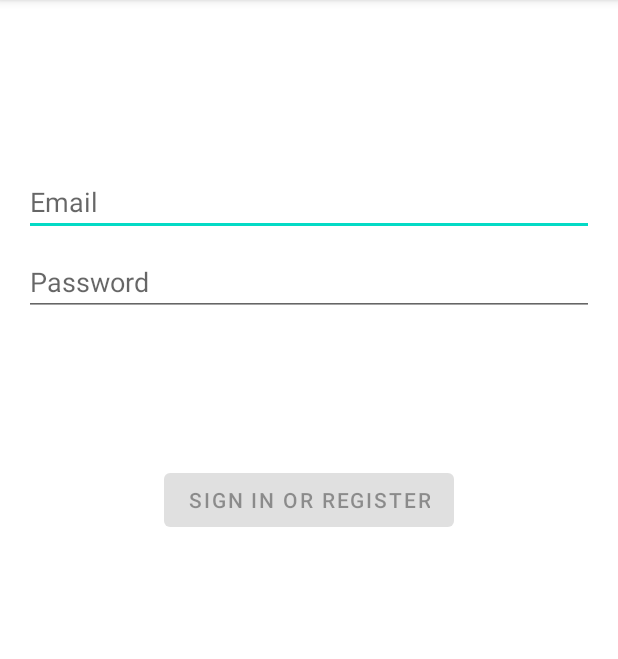
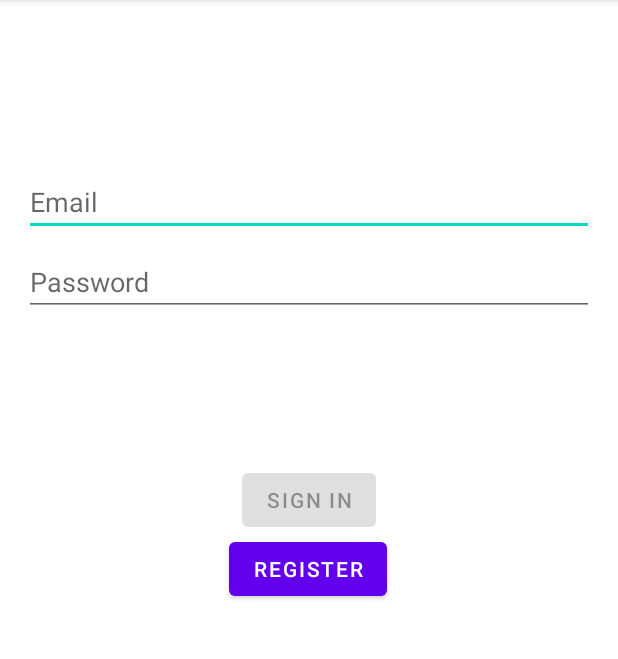
Before and after one commit to franmen05/preschool-android, an Android app: the screen it shows after launch (LoginActivity), on a phone screen of 412 x 824 dp, the part 84-743 px from its top. Run offline under Robolectric (Android 15) with nearby library versions, the phone set to English and light mode, and no system bars.

Commit message:
move to register package

```diff
--- a/app/src/main/AndroidManifest.xml
+++ b/app/src/main/AndroidManifest.xml
@@ -14,7 +14,7 @@
         android:theme="@style/Theme.Preschool"
         tools:targetApi="31">
         <activity
-            android:name=".RegisterActivity"
+            android:name=".ui.register.RegisterActivity"
             android:exported="false"
             android:label="@string/title_activity_register"
             android:theme="@style/Theme.Preschool.NoActionBar" />
--- a/app/src/main/java/com/preschool/ui/login/LoginActivity.kt
+++ b/app/src/main/java/com/preschool/ui/login/LoginActivity.kt
@@ -1,20 +1,21 @@
 package com.preschool.ui.login
 
 import android.app.Activity
-import androidx.lifecycle.Observer
-import androidx.lifecycle.ViewModelProvider
+import android.content.Intent
 import android.os.Bundle
-import androidx.annotation.StringRes
-import androidx.appcompat.app.AppCompatActivity
 import android.text.Editable
 import android.text.TextWatcher
 import android.view.View
 import android.view.inputmethod.EditorInfo
 import android.widget.EditText
 import android.widget.Toast
+import androidx.annotation.StringRes
+import androidx.appcompat.app.AppCompatActivity
+import androidx.lifecycle.Observer
+import androidx.lifecycle.ViewModelProvider
+import com.preschool.R
 import com.preschool.databinding.ActivityLoginBinding
-
-import com.preschool.R
+import com.preschool.ui.register.RegisterActivity
 
 class LoginActivity : AppCompatActivity() {
 
@@ -31,9 +32,13 @@ class LoginActivity : AppCompatActivity() {
         val password = binding.password
         val login = binding.login
         val loading = binding.loading
+        val register = binding.register
 
-        loginViewModel = ViewModelProvider(this, LoginViewModelFactory())
-            .get(LoginViewModel::class.java)
+        register?.setOnClickListener {
+            startActivity(Intent(this, RegisterActivity::class.java))
+        }
+
+        loginViewModel = ViewModelProvider(this, LoginViewModelFactory()).get(LoginViewModel::class.java)
 
         loginViewModel.loginFormState.observe(this@LoginActivity, Observer {
             val loginState = it ?: return@Observer
--- a/app/src/main/java/com/preschool/First2Fragment.kt
+++ b/app/src/main/java/com/preschool/ui/register/First2Fragment.kt
@@ -1,11 +1,12 @@
-package com.preschool
+package com.preschool.ui.register
 
 import android.os.Bundle
-import androidx.fragment.app.Fragment
 import android.view.LayoutInflater
 import android.view.View
 import android.view.ViewGroup
+import androidx.fragment.app.Fragment
 import androidx.navigation.fragment.findNavController
+import com.preschool.R
 import com.preschool.databinding.FragmentFirst2Binding
 
 /**
--- a/app/src/main/java/com/preschool/Second2Fragment.kt
+++ b/app/src/main/java/com/preschool/ui/register/Second2Fragment.kt
@@ -1,11 +1,12 @@
-package com.preschool
+package com.preschool.ui.register
 
 import android.os.Bundle
-import androidx.fragment.app.Fragment
 import android.view.LayoutInflater
 import android.view.View
 import android.view.ViewGroup
+import androidx.fragment.app.Fragment
 import androidx.navigation.fragment.findNavController
+import com.preschool.R
 import com.preschool.databinding.FragmentSecond2Binding
 
 /**
--- a/app/src/main/res/layout/activity_login.xml
+++ b/app/src/main/res/layout/activity_login.xml
@@ -52,6 +52,21 @@
         app:layout_constraintTop_toBottomOf="@+id/password"
         app:layout_constraintVertical_bias="0.2" />
 
+    <Button
+        android:id="@+id/register"
+        android:layout_width="wrap_content"
+        android:layout_height="wrap_content"
+        android:layout_gravity="start"
+        android:layout_marginTop="16dp"
+        android:layout_marginBottom="64dp"
+        android:text="@string/action_register"
+        app:layout_constraintBottom_toBottomOf="parent"
+        app:layout_constraintEnd_toEndOf="parent"
+        app:layout_constraintHorizontal_bias="0.497"
+        app:layout_constraintStart_toStartOf="parent"
+        app:layout_constraintTop_toBottomOf="@+id/password"
+        app:layout_constraintVertical_bias="0.312" />
+
     <ProgressBar
         android:id="@+id/loading"
         android:layout_width="wrap_content"
--- a/app/src/main/res/layout/activity_register.xml
+++ b/app/src/main/res/layout/activity_register.xml
@@ -4,7 +4,7 @@
     xmlns:tools="http://schemas.android.com/tools"
     android:layout_width="match_parent"
     android:layout_height="match_parent"
-    tools:context=".RegisterActivity">
+    tools:context=".ui.register.RegisterActivity">
 
     <com.google.android.material.appbar.AppBarLayout
         android:layout_width="match_parent"
--- a/app/src/main/res/layout/fragment_first2.xml
+++ b/app/src/main/res/layout/fragment_first2.xml
@@ -4,7 +4,7 @@
     xmlns:tools="http://schemas.android.com/tools"
     android:layout_width="match_parent"
     android:layout_height="match_parent"
-    tools:context=".First2Fragment">
+    tools:context=".ui.register.First2Fragment">
 
     <TextView
         android:id="@+id/textview_first"
--- a/app/src/main/res/layout/fragment_second2.xml
+++ b/app/src/main/res/layout/fragment_second2.xml
@@ -4,7 +4,7 @@
     xmlns:tools="http://schemas.android.com/tools"
     android:layout_width="match_parent"
     android:layout_height="match_parent"
-    tools:context=".Second2Fragment">
+    tools:context=".ui.register.Second2Fragment">
 
     <TextView
         android:id="@+id/textview_second"
--- a/app/src/main/res/navigation/nav_graph2.xml
+++ b/app/src/main/res/navigation/nav_graph2.xml
@@ -7,7 +7,7 @@
 
     <fragment
         android:id="@+id/First2Fragment"
-        android:name="com.preschool.First2Fragment"
+        android:name="com.preschool.ui.register.First2Fragment"
         android:label="@string/first_fragment_label"
         tools:layout="@layout/fragment_first2">
 
@@ -17,7 +17,7 @@
     </fragment>
     <fragment
         android:id="@+id/Second2Fragment"
-        android:name="com.preschool.Second2Fragment"
+        android:name="com.preschool.ui.register.Second2Fragment"
         android:label="@string/second_fragment_label"
         tools:layout="@layout/fragment_second2">
 
--- a/app/src/main/res/values/strings.xml
+++ b/app/src/main/res/values/strings.xml
@@ -3,7 +3,8 @@
     <!-- Strings related to login -->
     <string name="prompt_email">Email</string>
     <string name="prompt_password">Password</string>
-    <string name="action_sign_in">Sign in or register</string>
+    <string name="action_sign_in">Sign in</string>
+    <string name="action_register">Register</string>
     <string name="action_sign_in_short">Sign in</string>
     <string name="welcome">"Welcome !"</string>
     <string name="invalid_username">Not a valid username</string>
```
Also changed, not shown: app/src/main/java/com/preschool/ui/register/RegisterActivity.kt (renamed from app/src/main/java/com/preschool/RegisterActivity.kt, +4 -3 lines).
